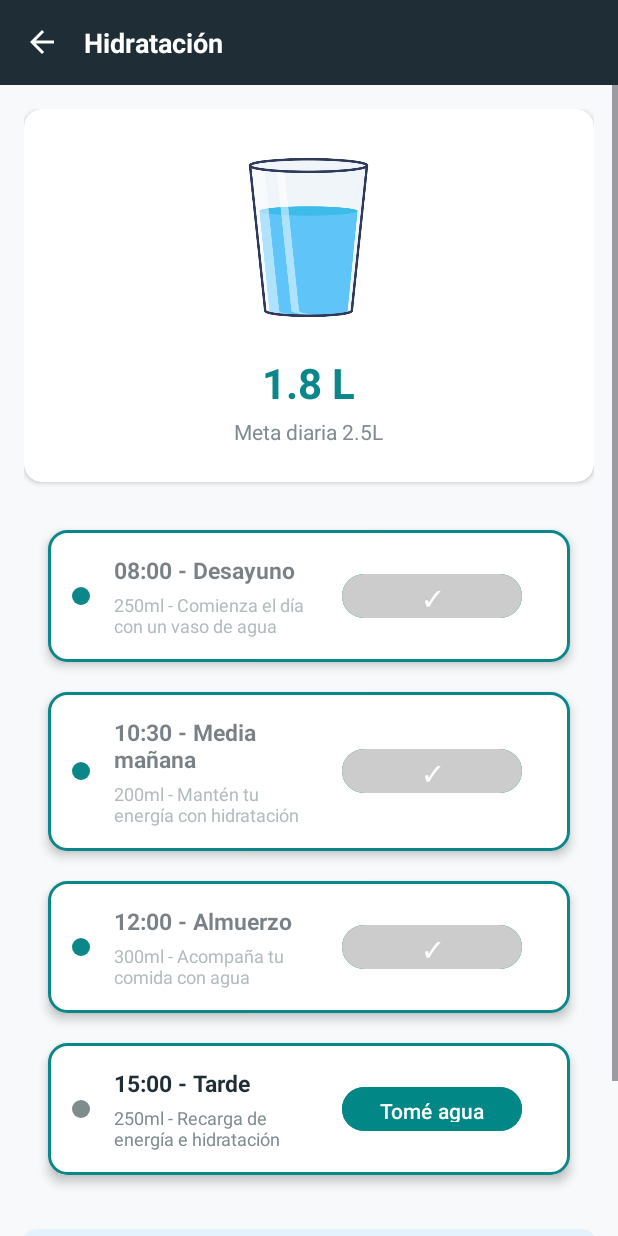
After one commit to hanjio30/ProyectoFitTrack, an Android app: the fragment HidratacionFragment shown on its own in the app's theme, on a phone screen of 412 x 824 dp. The commit adds this screen. Run offline under Robolectric (Android 15) with nearby library versions, the phone set to English and light mode, and no system bars; 1 statement that could not run was skipped.

Commit message:
vista de Hidratacion conectada

```diff
--- a/app/src/main/AndroidManifest.xml
+++ b/app/src/main/AndroidManifest.xml
@@ -34,7 +34,7 @@
 
         <meta-data
             android:name="com.google.android.geo.API_KEY"
-            android:value="AIzaSyC_SBmGhvcn8QfPYX530XbUwuHAzYQsRXw" />
+            android:value="AIzaSyBgKINUyyniohoLmAvEqt5oDO6f65Ov0-4" />
     </application>
 
 </manifest>
--- /dev/null
+++ b/app/src/main/java/com/example/fittrack/View/Adapters/HydrationRemindersAdapter.kt
@@ -0,0 +1,111 @@
+package com.example.fittrack.View.ui.adapters
+
+import android.util.Log
+import android.view.LayoutInflater
+import android.view.View
+import android.view.ViewGroup
+import android.widget.TextView
+import androidx.core.content.ContextCompat
+import androidx.recyclerview.widget.RecyclerView
+import com.example.fittrack.R
+import com.example.fittrack.ViewModel.HidratacionViewModel
+import com.google.android.material.button.MaterialButton
+
+class HydrationRemindersAdapter(
+    private var reminders: List<HidratacionViewModel.RecordatorioHidratacion> = emptyList(),
+    private val onReminderCompleted: (Int) -> Unit // Callback cuando se completa un recordatorio
+) : RecyclerView.Adapter<HydrationRemindersAdapter.ReminderViewHolder>() {
+
+    companion object {
+        private const val TAG = "HydrationAdapter"
+    }
+
+    class ReminderViewHolder(itemView: View) : RecyclerView.ViewHolder(itemView) {
+        val statusIndicator: View = itemView.findViewById(R.id.v_status_indicator)
+        val timeRange: TextView = itemView.findViewById(R.id.tv_time_range)
+        val description: TextView = itemView.findViewById(R.id.tv_description)
+        val drinkButton: MaterialButton = itemView.findViewById(R.id.btn_drink_water)
+    }
+
+    override fun onCreateViewHolder(parent: ViewGroup, viewType: Int): ReminderViewHolder {
+        val view = LayoutInflater.from(parent.context)
+            .inflate(R.layout.item_hydration_reminder, parent, false)
+        return ReminderViewHolder(view)
+    }
+
+    override fun onBindViewHolder(holder: ReminderViewHolder, position: Int) {
+        val reminder = reminders[position]
+
+        try {
+            // Configurar tiempo - mostrar hora y título
+            holder.timeRange.text = "${reminder.hora} - ${reminder.titulo}"
+
+            // Configurar descripción - mostrar cantidad y descripción
+            holder.description.text = "${reminder.cantidad} - ${reminder.descripcion}"
+
+            // Configurar estado visual según si está completado
+            if (reminder.completado) {
+                // Recordatorio completado
+                holder.statusIndicator.background = ContextCompat.getDrawable(
+                    holder.itemView.context,
+                    R.drawable.circle_green // Necesitarás crear este drawable
+                )
+                holder.drinkButton.text = "✓ Completado"
+                holder.drinkButton.isEnabled = false
+                holder.drinkButton.backgroundTintList = ContextCompat.getColorStateList(
+                    holder.itemView.context,
+                    R.color.gray_light
+                )
+
+                // Opcional: cambiar la opacidad del texto
+                holder.timeRange.alpha = 0.6f
+                holder.description.alpha = 0.6f
+
+            } else {
+                // Recordatorio pendiente
+                holder.statusIndicator.background = ContextCompat.getDrawable(
+                    holder.itemView.context,
+                    R.drawable.circle_gray
+                )
+                holder.drinkButton.text = "Tomé agua"
+                holder.drinkButton.isEnabled = true
+                holder.drinkButton.backgroundTintList = ContextCompat.getColorStateList(
+                    holder.itemView.context,
+                    R.color.teal_700
+                )
+
+                holder.timeRange.alpha = 1.0f
+                holder.description.alpha = 1.0f
+            }
+
+            // Configurar click del botón solo si no está completado
+            holder.drinkButton.setOnClickListener {
+                if (!reminder.completado) {
+                    Log.d(TAG, "Completando recordatorio: ${reminder.id}")
+                    onReminderCompleted(reminder.id)
+                }
+            }
+
+        } catch (e: Exception) {
+            Log.e(TAG, "Error al configurar item $position: ${e.message}", e)
+        }
+    }
+
+    override fun getItemCount(): Int = reminders.size
+
+    // Método para actualizar la lista de recordatorios
+    fun updateReminders(newReminders: List<HidratacionViewModel.RecordatorioHidratacion>) {
+        reminders = newReminders
+        notifyDataSetChanged()
+        Log.d(TAG, "Recordatorios actualizados: ${reminders.size} items")
+    }
+
+    // Método para actualizar un recordatorio específico
+    fun updateReminder(reminderId: Int) {
+        val position = reminders.indexOfFirst { it.id == reminderId }
+        if (position != -1) {
+            notifyItemChanged(position)
+            Log.d(TAG, "Recordatorio $reminderId actualizado en posición $position")
+        }
+    }
+}
--- /dev/null
+++ b/app/src/main/java/com/example/fittrack/View/ui/fragments/HidratacionFragment.kt
@@ -0,0 +1,276 @@
+package com.example.fittrack.View.ui.fragments
+
+import android.os.Bundle
+import android.util.Log
+import android.view.LayoutInflater
+import android.view.View
+import android.widget.ImageView
+import android.view.ViewGroup
+import android.widget.LinearLayout
+import android.widget.TextView
+import androidx.fragment.app.Fragment
+import androidx.lifecycle.ViewModelProvider
+import androidx.navigation.fragment.findNavController
+import androidx.recyclerview.widget.LinearLayoutManager
+import androidx.recyclerview.widget.RecyclerView
+import com.example.fittrack.R
+import com.example.fittrack.View.ui.activities.ContentActivity
+import com.example.fittrack.view.ui.components.HeaderCardView
+import com.example.fittrack.ViewModel.HidratacionViewModel
+import com.google.android.material.bottomnavigation.BottomNavigationView
+import com.example.fittrack.View.ui.adapters.HydrationRemindersAdapter
+
+class HidratacionFragment : Fragment() {
+
+    private lateinit var viewModel: HidratacionViewModel
+
+    // Views principales
+    private var tvCurrentHydration: TextView? = null
+    private var tvDailyGoal: TextView? = null
+    private var ivWaterGlass: ImageView? = null
+    private var rvHydrationReminders: RecyclerView? = null
+    private var tvTipDescription: TextView? = null
+    private var ivBackArrow: ImageView? = null
+    private var tvCardTitle: TextView? = null
+
+    // Adapter para RecyclerView
+    private var hydrationAdapter: HydrationRemindersAdapter? = null
+
+    companion object {
+        private const val TAG = "HidratacionFragment"
+    }
+
+    override fun onCreateView(
+        inflater: LayoutInflater,
+        container: ViewGroup?,
+        savedInstanceState: Bundle?
+    ): View? {
+        return try {
+            Log.d(TAG, "=== CREANDO HidratacionFragment ===")
+            inflater.inflate(R.layout.hidratacion, container, false)
+        } catch (e: Exception) {
+            Log.e(TAG, "Error al inflar layout: ${e.message}", e)
+            null
+        }
+    }
+
+    override fun onViewCreated(view: View, savedInstanceState: Bundle?) {
+        super.onViewCreated(view, savedInstanceState)
+
+        try {
+            Log.d(TAG, "=== CONFIGURANDO VISTAS ===")
+
+            // ✅ OCULTAR ELEMENTOS DE NAVEGACIÓN DEL CONTENTACTIVITY
+            hideContentActivityNavigation()
+
+            initializeViewModel()
+            initializeViews(view)
+            setupHeader()
+            setupRecyclerView()
+            setupObservers()
+            loadData()
+
+            Log.d(TAG, "=== HidratacionFragment CONFIGURADO EXITOSAMENTE ===")
+
+        } catch (e: Exception) {
+            Log.e(TAG, "Error en onViewCreated: ${e.message}", e)
+        }
+    }
+
+    private fun initializeViewModel() {
+        try {
+            viewModel = ViewModelProvider(this)[HidratacionViewModel::class.java]
+        } catch (e: Exception) {
+            Log.e(TAG, "Error al inicializar ViewModel: ${e.message}", e)
+        }
+    }
+
+    private fun initializeViews(view: View) {
+        try {
+            // Buscar vistas en el layout
+            tvCurrentHydration = view.findViewById(R.id.tv_current_hydration)
+            tvDailyGoal = view.findViewById(R.id.tv_daily_goal)
+            ivWaterGlass = view.findViewById(R.id.iv_water_glass)
+            rvHydrationReminders = view.findViewById(R.id.rv_hydration_reminders)
+            tvTipDescription = view.findViewById(R.id.tv_tip_description)
+
+            // Buscar vistas del header incluido
+            ivBackArrow = view.findViewById(R.id.ivBackArrow)
+            tvCardTitle = view.findViewById(R.id.tvCardTitle)
+
+            Log.d(TAG, "Vistas inicializadas correctamente")
+        } catch (e: Exception) {
+            Log.e(TAG, "Error al inicializar vistas: ${e.message}", e)
+        }
+    }
+
+    private fun setupHeader() {
+        try {
+            Log.d(TAG, "BackArrow encontrado: ${ivBackArrow != null}")
+            Log.d(TAG, "TitleView encontrado: ${tvCardTitle != null}")
+
+            tvCardTitle?.text = "Hidratación"
+
+            ivBackArrow?.setOnClickListener {
+                Log.d(TAG, "Click en flecha detectado!")
+                try {
+                    findNavController().popBackStack()
+                    Log.d(TAG, "PopBackStack ejecutado")
+                } catch (e: Exception) {
+                    Log.e(TAG, "Error en popBackStack: ${e.message}", e)
+                }
+            }
+
+            Log.d(TAG, "Header configurado directamente")
+
+        } catch (e: Exception) {
+            Log.e(TAG, "Error al configurar header: ${e.message}", e)
+        }
+    }
+
+    private fun setupRecyclerView() {
+        try {
+            rvHydrationReminders?.layoutManager = LinearLayoutManager(context)
+
+            // Crear adapter con callback para cuando se complete un recordatorio
+            hydrationAdapter = HydrationRemindersAdapter { reminderId ->
+                // Callback cuando se completa un recordatorio
+                viewModel.completeReminder(reminderId)
+            }
+
+            rvHydrationReminders?.adapter = hydrationAdapter
+            Log.d(TAG, "RecyclerView y Adapter configurados")
+        } catch (e: Exception) {
+            Log.e(TAG, "Error al configurar RecyclerView: ${e.message}", e)
+        }
+    }
+
+    private fun setupObservers() {
+        try {
+            viewModel.currentHydration.observe(viewLifecycleOwner) { hydration ->
+                tvCurrentHydration?.text = hydration
+            }
+
+            viewModel.dailyGoal.observe(viewLifecycleOwner) { goal ->
+                tvDailyGoal?.text = goal
+            }
+
+            viewModel.dailyTip.observe(viewLifecycleOwner) { tip ->
+                tvTipDescription?.text = tip
+            }
+
+            viewModel.hydrationReminders.observe(viewLifecycleOwner) { reminders ->
+                // Actualizar el adapter del RecyclerView
+                hydrationAdapter?.updateReminders(reminders)
+                Log.d(TAG, "Recordatorios recibidos: ${reminders.size}")
+            }
+
+            viewModel.waterGlassLevel.observe(viewLifecycleOwner) { level ->
+                // Aquí podrías cambiar la imagen del vaso según el nivel
+                Log.d(TAG, "Nivel de agua: $level%")
+            }
+
+            viewModel.errorMessage.observe(viewLifecycleOwner) { error ->
+                if (!error.isNullOrEmpty()) {
+                    Log.e(TAG, "Error del ViewModel: $error")
+                    // Aquí puedes mostrar un Toast o Snackbar
+                }
+            }
+
+            viewModel.isLoading.observe(viewLifecycleOwner) { isLoading ->
+                // Aquí podrías mostrar/ocultar un indicador de carga
+                Log.d(TAG, "Estado de carga: $isLoading")
+            }
+
+        } catch (e: Exception) {
+            Log.e(TAG, "Error al configurar observers: ${e.message}", e)
+        }
+    }
+
+    private fun loadData() {
+        try {
+            val userName = arguments?.getString("userName")
+            Log.d(TAG, "Cargando datos para usuario: $userName")
+
+            viewModel.loadHydrationData(userName)
+        } catch (e: Exception) {
+            Log.e(TAG, "Error al cargar datos: ${e.message}", e)
+        }
+    }
+
+    // ✅ OCULTAR NAVEGACIÓN DEL CONTENTACTIVITY
+    private fun hideContentActivityNavigation() {
+        try {
+            (activity as? ContentActivity)?.let { contentActivity ->
+
+                // Buscar y ocultar el header principal
+                val headerLayout = contentActivity.findViewById<LinearLayout>(R.id.headerLayout)
+                headerLayout?.visibility = View.GONE
+
+                // Buscar y ocultar el bottom navigation
+                val bottomNav = contentActivity.findViewById<BottomNavigationView>(R.id.bottomNavigationMain)
+                bottomNav?.visibility = View.GONE
+
+                Log.d(TAG, "Elementos de navegación del ContentActivity ocultados")
+            }
+        } catch (e: Exception) {
+            Log.e(TAG, "Error al ocultar navegación: ${e.message}", e)
+        }
+    }
+
+    // ✅ MOSTRAR NAVEGACIÓN DEL CONTENTACTIVITY
+    private fun showContentActivityNavigation() {
+        try {
+            (activity as? ContentActivity)?.let { contentActivity ->
+
+                // Mostrar el header principal
+                val headerLayout = contentActivity.findViewById<LinearLayout>(R.id.headerLayout)
+                headerLayout?.visibility = View.VISIBLE
+
+                // Mostrar el bottom navigation
+                val bottomNav = contentActivity.findViewById<BottomNavigationView>(R.id.bottomNavigationMain)
+                bottomNav?.visibility = View.VISIBLE
+
+                Log.d(TAG, "Elementos de navegación del ContentActivity restaurados")
+            }
+        } catch (e: Exception) {
+            Log.e(TAG, "Error al mostrar navegación: ${e.message}", e)
+        }
+    }
+
+    override fun onDestroyView() {
+        super.onDestroyView()
+
+        try {
+            Log.d(TAG, "HidratacionFragment onDestroyView")
+
+            // ✅ RESTAURAR NAVEGACIÓN AL SALIR DEL FRAGMENT
+            showContentActivityNavigation()
+
+            // Limpiar referencias
+            tvCurrentHydration = null
+            tvDailyGoal = null
+            ivWaterGlass = null
+            rvHydrationReminders = null
+            tvTipDescription = null
+            ivBackArrow = null
+            tvCardTitle = null
+            hydrationAdapter = null
+
+        } catch (e: Exception) {
+            Log.e(TAG, "Error en onDestroyView: ${e.message}", e)
+        }
+    }
+
+    override fun onResume() {
+        super.onResume()
+        Log.d(TAG, "HidratacionFragment onResume")
+
+        try {
+            // Asegurar que la navegación esté oculta al regresar
+            hideContentActivityNavigation()
+        } catch (e: Exception) {
+            Log.e(TAG, "Error en onResume: ${e.message}", e)
+        }
+    }
+}
--- /dev/null
+++ b/app/src/main/java/com/example/fittrack/ViewModel/HidratacionViewModel.kt
@@ -0,0 +1,274 @@
+package com.example.fittrack.ViewModel
+
+import android.util.Log
+import androidx.lifecycle.LiveData
+import androidx.lifecycle.MutableLiveData
+import androidx.lifecycle.ViewModel
+
+class HidratacionViewModel : ViewModel() {
+
+    companion object {
+        private const val TAG = "HidratacionViewModel"
+    }
+
+    // LiveData para los datos de hidratación
+    private val _currentHydration = MutableLiveData<String>()
+    val currentHydration: LiveData<String> = _currentHydration
+
+    private val _dailyGoal = MutableLiveData<String>()
+    val dailyGoal: LiveData<String> = _dailyGoal
+
+    private val _waterGlassLevel = MutableLiveData<Int>()
+    val waterGlassLevel: LiveData<Int> = _waterGlassLevel
+
+    private val _dailyTip = MutableLiveData<String>()
+    val dailyTip: LiveData<String> = _dailyTip
+
+    private val _errorMessage = MutableLiveData<String?>()
+    val errorMessage: LiveData<String?> = _errorMessage
+
+    private val _isLoading = MutableLiveData<Boolean>()
+    val isLoading: LiveData<Boolean> = _isLoading
+
+    // Recordatorios de hidratación
+    private val _hydrationReminders = MutableLiveData<List<RecordatorioHidratacion>>()
+    val hydrationReminders: LiveData<List<RecordatorioHidratacion>> = _hydrationReminders
+
+    // Estadísticas de hidratación
+    private val _hydrationStats = MutableLiveData<EstadisticasHidratacion>()
+    val hydrationStats: LiveData<EstadisticasHidratacion> = _hydrationStats
+
+    // Historial semanal
+    private val _weeklyHistory = MutableLiveData<List<HidratacionSemanal>>()
+    val weeklyHistory: LiveData<List<HidratacionSemanal>> = _weeklyHistory
+
+    fun loadHydrationData(userName: String?) {
+        try {
+            Log.d(TAG, "Cargando datos de hidratación para: $userName")
+
+            _isLoading.value = true
+
+            // Simular carga de datos
+            loadMockData()
+
+            _isLoading.value = false
+
+        } catch (e: Exception) {
+            Log.e(TAG, "Error al cargar datos: ${e.message}", e)
+            _errorMessage.value = "Error al cargar estadísticas de hidratación"
+            _isLoading.value = false
+        }
+    }
+
+    private fun loadMockData() {
+        try {
+            // Datos principales
+            _currentHydration.value = "1.8 L"
+            _dailyGoal.value = "Meta diaria 2.5L"
+            _waterGlassLevel.value = 72 // 72% del objetivo diario
+
+            // Tip del día
+            _dailyTip.value = "Mantente hidratado para despertar por dentro tu belleza natural. La hidratación facilita el flujo sanguíneo y aporta la lucidez en piel y cuerpo que tanto amas."
+
+            // Recordatorios de hidratación
+            val recordatorios = listOf(
+                RecordatorioHidratacion(
+                    id = 1,
+                    hora = "08:00",
+                    titulo = "Desayuno",
+                    descripcion = "Comienza el día con un vaso de agua",
+                    cantidad = "250ml",
+                    completado = true,
+                    tipo = TipoRecordatorio.MAÑANA
+                ),
+                RecordatorioHidratacion(
+                    id = 2,
+                    hora = "10:30",
+                    titulo = "Media mañana",
+                    descripcion = "Mantén tu energía con hidratación",
+                    cantidad = "200ml",
+                    completado = true,
+                    tipo = TipoRecordatorio.MAÑANA
+                ),
+                RecordatorioHidratacion(
+                    id = 3,
+                    hora = "12:00",
+                    titulo = "Almuerzo",
+                    descripcion = "Acompaña tu comida con agua",
+                    cantidad = "300ml",
+                    completado = true,
+                    tipo = TipoRecordatorio.TARDE
+                ),
+                RecordatorioHidratacion(
+                    id = 4,
+                    hora = "15:00",
+                    titulo = "Tarde",
+                    descripcion = "Recarga de energía e hidratación",
+                    cantidad = "250ml",
+                    completado = false,
+                    tipo = TipoRecordatorio.TARDE
+                ),
+                RecordatorioHidratacion(
+                    id = 5,
+                    hora = "18:00",
+                    titulo = "Pre-cena",
+                    descripcion = "Hidratación antes de cenar",
+                    cantidad = "200ml",
+                    completado = false,
+                    tipo = TipoRecordatorio.NOCHE
+                ),
+                RecordatorioHidratacion(
+                    id = 6,
+                    hora = "20:30",
+                    titulo = "Cena",
+                    descripcion = "Última hidratación del día",
+                    cantidad = "250ml",
+                    completado = false,
+                    tipo = TipoRecordatorio.NOCHE
+                )
+            )
+            _hydrationReminders.value = recordatorios
+
+            // Estadísticas de hidratación
+            val stats = EstadisticasHidratacion(
+                promedioSemanal = 2.1f,
+                mejorDia = "Lunes - 2.8L",
+                rachaActual = 5, // días consecutivos
+                totalSemana = 14.7f,
+                porcentajeObjetivo = 72
+            )
+            _hydrationStats.value = stats
+
+            // Historial semanal
+            val historialSemanal = listOf(
+                HidratacionSemanal("Lun", 2.8f, 100),
+                HidratacionSemanal("Mar", 2.2f, 88),
+                HidratacionSemanal("Mié", 1.9f, 76),
+                HidratacionSemanal("Jue", 2.5f, 100),
+                HidratacionSemanal("Vie", 2.1f, 84),
+                HidratacionSemanal("Sáb", 1.8f, 72),
+                HidratacionSemanal("Dom", 1.4f, 56)
+            )
+            _weeklyHistory.value = historialSemanal
+
+            Log.d(TAG, "Datos mock de hidratación cargados exitosamente")
+
+        } catch (e: Exception) {
+            Log.e(TAG, "Error al cargar datos mock: ${e.message}", e)
+            _errorMessage.value = "Error al procesar los datos"
+        }
+    }
+
+    fun addWaterIntake(amount: Float) {
+        try {
+            Log.d(TAG, "Agregando ${amount}L de agua")
+
+            val currentAmount = getCurrentHydrationAmount()
+            val newAmount = currentAmount + amount
+
+            _currentHydration.value = "${String.format("%.1f", newAmount)} L"
+
+            // Actualizar nivel del vaso
+            val percentage = ((newAmount / 2.5f) * 100).toInt().coerceAtMost(100)
+            _waterGlassLevel.value = percentage
+
+            Log.d(TAG, "Nueva cantidad: ${newAmount}L, Porcentaje: $percentage%")
+
+        } catch (e: Exception) {
+            Log.e(TAG, "Error al agregar agua: ${e.message}", e)
+            _errorMessage.value = "Error al registrar hidratación"
+        }
+    }
+
+    fun completeReminder(reminderId: Int) {
+        try {
+            val currentReminders = _hydrationReminders.value?.toMutableList() ?: return
+            val reminderIndex = currentReminders.indexOfFirst { it.id == reminderId }
+
+            if (reminderIndex != -1) {
+                val updatedReminder = currentReminders[reminderIndex].copy(completado = true)
+                currentReminders[reminderIndex] = updatedReminder
+                _hydrationReminders.value = currentReminders
+
+                // Agregar la cantidad de agua del recordatorio
+                val amount = extractAmountFromString(updatedReminder.cantidad)
+                addWaterIntake(amount / 1000f) // Convertir ml a litros
+
+                Log.d(TAG, "Recordatorio $reminderId completado")
+            }
+
+        } catch (e: Exception) {
+            Log.e(TAG, "Error al completar recordatorio: ${e.message}", e)
+            _errorMessage.value = "Error al completar recordatorio"
+        }
+    }
+
+    private fun getCurrentHydrationAmount(): Float {
+        return try {
+            val currentText = _currentHydration.value ?: "0.0 L"
+            currentText.replace(" L", "").toFloat()
+        } catch (e: Exception) {
+            0.0f
+        }
+    }
+
+    private fun extractAmountFromString(cantidadStr: String): Float {
+        return try {
+            cantidadStr.replace("ml", "").trim().toFloat()
+        } catch (e: Exception) {
+            250f // valor por defecto
+        }
+    }
+
+    fun refreshData() {
+        loadHydrationData(null)
+    }
+
+    fun clearError() {
+        _errorMessage.value = null
+    }
+
+    fun resetDailyProgress() {
+        try {
+            _currentHydration.value = "0.0 L"
+            _waterGlassLevel.value = 0
+
+            // Resetear recordatorios
+            val resetReminders = _hydrationReminders.value?.map { it.copy(completado = false) }
+            _hydrationReminders.value = resetReminders ?: emptyList()
+
+            Log.d(TAG, "Progreso diario reseteado")
+        } catch (e: Exception) {
+            Log.e(TAG, "Error al resetear progreso: ${e.message}", e)
+        }
+    }
+
+    // Data classes para estructurar los datos
+    data class RecordatorioHidratacion(
+        val id: Int,
+        val hora: String,
+        val titulo: String,
+        val descripcion: String,
+        val cantidad: String,
+        val completado: Boolean,
+        val tipo: TipoRecordatorio
+    )
+
+    enum class TipoRecordatorio {
+        MAÑANA, TARDE, NOCHE
+    }
+
+    data class EstadisticasHidratacion(
+        val promedioSemanal: Float,
+        val mejorDia: String,
+        val rachaActual: Int,
+        val totalSemana: Float,
+        val porcentajeObjetivo: Int
+    )
+
+    data class HidratacionSemanal(
+        val dia: String,
+        val cantidad: Float,
+        val porcentaje: Int
+    )
+}
--- a/app/src/main/res/layout/fragment_dashboard.xml
+++ b/app/src/main/res/layout/fragment_dashboard.xml
@@ -214,7 +214,7 @@
 
             <!-- Card de Hidratación -->
             <androidx.cardview.widget.CardView
-                android:id="@+id/cardHydration"
+                android:id="@+id/cardHidratacion"
                 android:layout_width="0dp"
                 android:layout_height="100dp"
                 android:layout_weight="1"
--- a/app/src/main/res/layout/hidratacion.xml
+++ b/app/src/main/res/layout/hidratacion.xml
@@ -2,7 +2,7 @@
 <LinearLayout xmlns:android="http://schemas.android.com/apk/res/android"
     xmlns:app="http://schemas.android.com/apk/res-auto"
     xmlns:tools="http://schemas.android.com/tools"
-    android:id="@+id/ll_main_hydration"
+    android:id="@+id/cardHidratacion"
     android:layout_width="match_parent"
     android:layout_height="match_parent"
     android:orientation="vertical"
--- a/app/src/main/res/values/colors.xml
+++ b/app/src/main/res/values/colors.xml
@@ -11,6 +11,9 @@
     <color name="teal_200">#FF03DAC5</color>
     <color name="teal_700">#FF018786</color>
 
+    <color name="gray_light">#CCCCCC</color>
+
+
     <!-- FitTrack Colors -->
     <color name="primary_dark">#1f2d36</color>
     <color name="primary_green">#0C8789</color>
@@ -19,4 +22,6 @@
     <color name="text_primary">#1f2d36</color>
     <color name="text_secondary">#7F8C8D</color>
 
+
+
 </resources>
```
Also changed, not shown: app/src/main/java/com/example/fittrack/View/ui/fragments/DashboardFragment.kt (+23 -1 lines), app/src/main/res/navigation/nav_graph.xml (+22 -1 lines), 1 other file.
